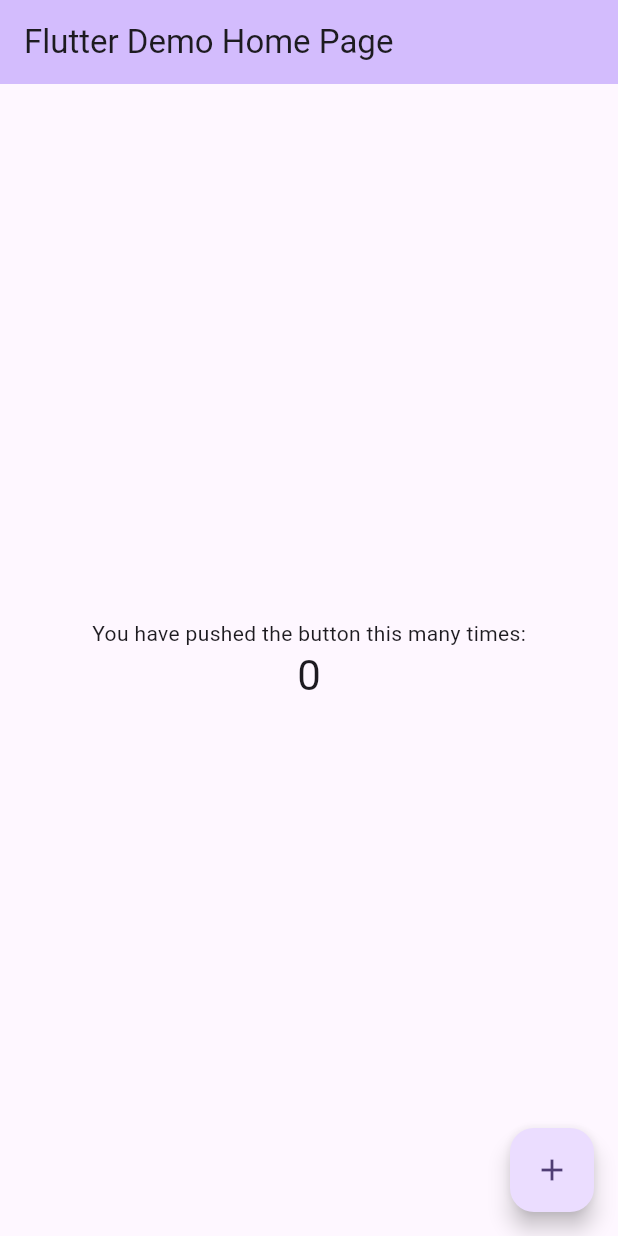
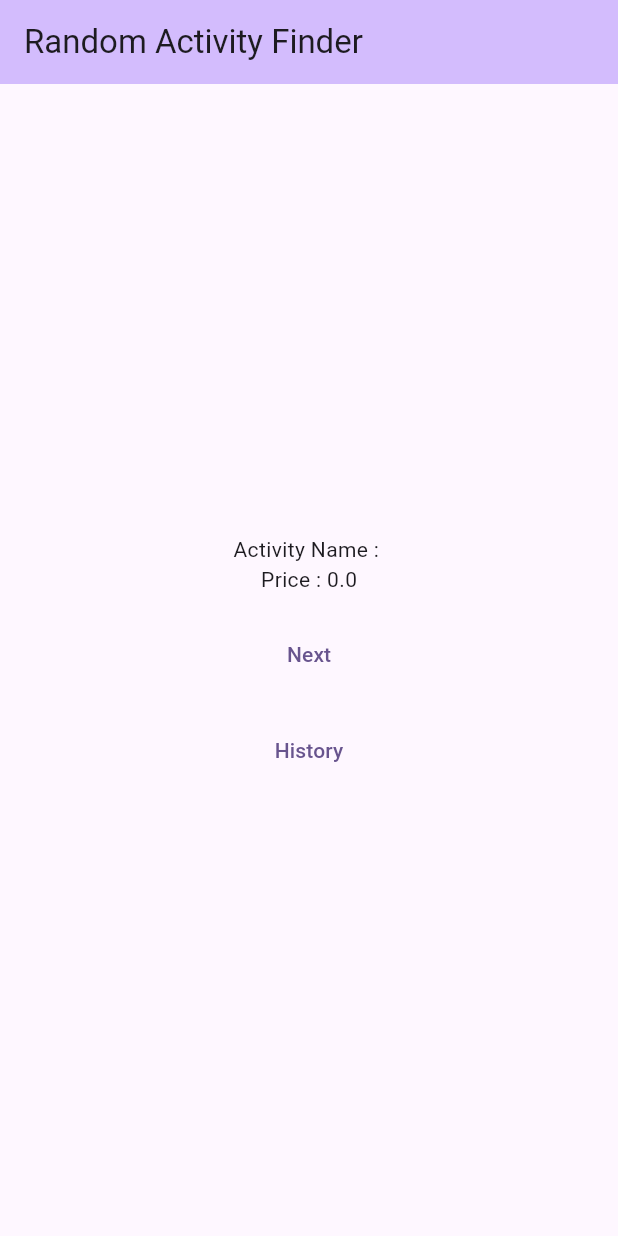
Before and after one commit to 2000YokeKei/flutter-assessment, a Flutter app: the screen it shows after launch, on a phone screen of 412 x 824 dp. Run offline on Flutter 3.47's test engine with Material 3 defaults, Android fonts, the phone set to English and light mode, and no system bars; our stand-ins replace flutter_bloc.

Commit message:
feat: add part 1 and 2 feature

```diff
--- /dev/null
+++ b/lib/Bloc/activity_cubit.dart
@@ -0,0 +1,38 @@
+import 'package:flutter_assesment/model/model.dart';
+import 'package:flutter_bloc/flutter_bloc.dart';
+
+class ActivityState {
+  final List<Activity> recentActivities;
+
+  ActivityState({this.recentActivities = const []});
+
+  ActivityState copyWith({List<Activity>? recentActivities}) {
+    return ActivityState(
+      recentActivities: recentActivities ?? this.recentActivities,
+    );
+  }
+}
+
+
+class ActivityCubit extends Cubit<ActivityState> {
+  ActivityCubit() : super(ActivityState());
+
+  void addActivity(Activity activity) {
+    final updatedActivities = List<Activity>.from(state.recentActivities);
+    updatedActivities.insert(0, activity);
+
+
+    if (updatedActivities.length > 50) {
+      updatedActivities.removeLast();
+    }
+
+    emit(state.copyWith(recentActivities: updatedActivities));
+    print('Added activity: ${activity.activity}, Total: ${updatedActivities.length}');
+  }
+
+  // Clear all activities
+  void clearActivities() {
+    emit(state.copyWith(recentActivities: []));
+    print('Cleared all activities');
+  }
+}
--- a/lib/main.dart
+++ b/lib/main.dart
@@ -1,125 +1,25 @@
 import 'package:flutter/material.dart';
+import 'package:flutter_assesment/Bloc/activity_cubit.dart';
+import 'package:flutter_assesment/view/home.dart';
+import 'package:flutter_bloc/flutter_bloc.dart';
 
 void main() {
-  runApp(const MyApp());
+  runApp(BlocProvider(
+    create: (_) => ActivityCubit(),
+    child: const MyApp()));
 }
 
 class MyApp extends StatelessWidget {
   const MyApp({super.key});
-
-  // This widget is the root of your application.
   @override
   Widget build(BuildContext context) {
     return MaterialApp(
       title: 'Flutter Demo',
       theme: ThemeData(
-        // This is the theme of your application.
-        //
-        // TRY THIS: Try running your application with "flutter run". You'll see
-        // the application has a purple toolbar. Then, without quitting the app,
-        // try changing the seedColor in the colorScheme below to Colors.green
-        // and then invoke "hot reload" (save your changes or press the "hot
-        // reload" button in a Flutter-supported IDE, or press "r" if you used
-        // the command line to start the app).
-        //
-        // Notice that the counter didn't reset back to zero; the application
-        // state is not lost during the reload. To reset the state, use hot
-        // restart instead.
-        //
-        // This works for code too, not just values: Most code changes can be
-        // tested with just a hot reload.
         colorScheme: ColorScheme.fromSeed(seedColor: Colors.deepPurple),
         useMaterial3: true,
       ),
-      home: const MyHomePage(title: 'Flutter Demo Home Page'),
+      home: const MyHomePage(title: 'Random Activity Finder'),
     );
   }
 }
-
-class MyHomePage extends StatefulWidget {
-  const MyHomePage({super.key, required this.title});
-
-  // This widget is the home page of your application. It is stateful, meaning
-  // that it has a State object (defined below) that contains fields that affect
-  // how it looks.
-
-  // This class is the configuration for the state. It holds the values (in this
-  // case the title) provided by the parent (in this case the App widget) and
-  // used by the build method of the State. Fields in a Widget subclass are
-  // always marked "final".
-
-  final String title;
-
-  @override
-  State<MyHomePage> createState() => _MyHomePageState();
-}
-
-class _MyHomePageState extends State<MyHomePage> {
-  int _counter = 0;
-
-  void _incrementCounter() {
-    setState(() {
-      // This call to setState tells the Flutter framework that something has
-      // changed in this State, which causes it to rerun the build method below
-      // so that the display can reflect the updated values. If we changed
-      // _counter without calling setState(), then the build method would not be
-      // called again, and so nothing would appear to happen.
-      _counter++;
-    });
-  }
-
-  @override
-  Widget build(BuildContext context) {
-    // This method is rerun every time setState is called, for instance as done
-    // by the _incrementCounter method above.
-    //
-    // The Flutter framework has been optimized to make rerunning build methods
-    // fast, so that you can just rebuild anything that needs updating rather
-    // than having to individually change instances of widgets.
-    return Scaffold(
-      appBar: AppBar(
-        // TRY THIS: Try changing the color here to a specific color (to
-        // Colors.amber, perhaps?) and trigger a hot reload to see the AppBar
-        // change color while the other colors stay the same.
-        backgroundColor: Theme.of(context).colorScheme.inversePrimary,
-        // Here we take the value from the MyHomePage object that was created by
-        // the App.build method, and use it to set our appbar title.
-        title: Text(widget.title),
-      ),
-      body: Center(
-        // Center is a layout widget. It takes a single child and positions it
-        // in the middle of the parent.
-        child: Column(
-          // Column is also a layout widget. It takes a list of children and
-          // arranges them vertically. By default, it sizes itself to fit its
-          // children horizontally, and tries to be as tall as its parent.
-          //
-          // Column has various properties to control how it sizes itself and
-          // how it positions its children. Here we use mainAxisAlignment to
-          // center the children vertically; the main axis here is the vertical
-          // axis because Columns are vertical (the cross axis would be
-          // horizontal).
-          //
-          // TRY THIS: Invoke "debug painting" (choose the "Toggle Debug Paint"
-          // action in the IDE, or press "p" in the console), to see the
-          // wireframe for each widget.
-          mainAxisAlignment: MainAxisAlignment.center,
-          children: <Widget>[
-            const Text(
-              'You have pushed the button this many times:',
-            ),
-            Text(
-              '$_counter',
-              style: Theme.of(context).textTheme.headlineMedium,
-            ),
-          ],
-        ),
-      ),
-      floatingActionButton: FloatingActionButton(
-        onPressed: _incrementCounter,
-        tooltip: 'Increment',
-        child: const Icon(Icons.add),
-      ), // This trailing comma makes auto-formatting nicer for build methods.
-    );
-  }
-}
--- /dev/null
+++ b/lib/model/model.dart
@@ -0,0 +1,44 @@
+class Activity {
+  String? activity;
+  String? type;
+  int? participants;
+  double? price;
+  String? link;
+  String? key;
+  double? accessibility;
+
+  Activity({
+    this.activity,
+    this.type,
+    this.participants,
+    this.price,
+    this.link,
+    this.key,
+    this.accessibility,
+  });
+
+  // From JSON
+  factory Activity.fromJson(Map<String, dynamic> json) {
+    return Activity(
+      activity: json['activity'],
+      type: json['type'],
+      participants: json['participants'],
+      price: (json['price'] as num).toDouble(), // Convert to double
+      link: json['link'],
+      key: json['key'],
+      accessibility: (json['accessibility'] as num).toDouble(), // Convert to double
+    );
+  }
+
+  Map<String, dynamic> toJson() {
+    return {
+      'activity': activity,
+      'type': type,
+      'participants': participants,
+      'price': price,
+      'link': link,
+      'key': key,
+      'accessibility': accessibility,
+    };
+  }
+}
--- /dev/null
+++ b/lib/service/api_activity.dart
@@ -0,0 +1,21 @@
+import 'dart:convert';
+import 'package:http/http.dart' as http;
+import '../model/model.dart';
+
+class ActivityService {
+ static const String baseUrl = 'https://bored.api.lewagon.com/api/activity/';
+
+  static Future<Activity> fetchActivity() async {
+    try {
+      final response = await http.get(Uri.parse(baseUrl));
+      if (response.statusCode == 200) {
+        var data = jsonDecode(response.body);
+        return Activity.fromJson(data);
+      } else {
+        throw Exception('Failed to load activity');
+      }
+    } catch (e) {
+      throw Exception('Error fetching activity: $e');
+    }
+  }
+}
--- /dev/null
+++ b/lib/view/history.dart
@@ -0,0 +1,39 @@
+import 'package:flutter/material.dart';
+import 'package:flutter_bloc/flutter_bloc.dart';
+import 'package:flutter_assesment/Bloc/activity_cubit.dart';
+
+class HistoryPage extends StatelessWidget {
+  const HistoryPage({super.key});
+
+  @override
+  Widget build(BuildContext context) {
+    return Scaffold(
+      appBar: AppBar(
+        backgroundColor: Theme.of(context).colorScheme.inversePrimary,
+        title: const Text('Activity History'),
+      ),
+      body: BlocBuilder<ActivityCubit, ActivityState>(
+        builder: (context, state) {
+          final activities = state.recentActivities;
+
+          if (activities.isEmpty) {
+            return Center(
+              child: Text('No activities in history yet.'),
+            );
+          }
+
+          return ListView.builder(
+            itemCount: activities.length,
+            itemBuilder: (context, index) {
+              final activity = activities[index];
+              return ListTile(
+                title: Text(activity.activity ?? 'No Activity Name'),
+                subtitle: Text('Price: \$${activity.price?.toStringAsFixed(2) ?? '0.00'}'),
+              );
+            },
+          );
+        },
+      ),
+    );
+  }
+}
--- /dev/null
+++ b/lib/view/home.dart
@@ -0,0 +1,92 @@
+import 'package:flutter/material.dart';
+import 'package:flutter_assesment/Bloc/activity_cubit.dart';
+import 'package:flutter_assesment/service/api_activity.dart';
+import 'package:flutter_assesment/model/model.dart';
+import 'package:flutter_assesment/view/history.dart';
+import 'package:flutter_bloc/flutter_bloc.dart';
+
+class MyHomePage extends StatefulWidget {
+  const MyHomePage({super.key, required this.title});
+
+  final String title;
+
+  @override
+  State<MyHomePage> createState() => _MyHomePageState();
+}
+
+class _MyHomePageState extends State<MyHomePage> {
+  bool _isLoading = false;
+  late String activityName = '';
+  late double activityPrice = 0;
+
+  Future<void> _fetchActivity() async {
+    setState(() {
+      _isLoading = true;
+    });
+    try {
+      Activity activity = await ActivityService.fetchActivity();
+      setState(() {
+        activityName = activity.activity ?? "No activity available";
+        activityPrice = activity.price ?? 0.0;
+        final activityCubit = context.read<ActivityCubit>();
+        activityCubit.addActivity(activity);
+        print('Number of activities in history: ${activityCubit.state.recentActivities.length}');
+      });
+    } catch (e) {
+      setState(() {
+        activityName = "Failed to load activity";
+        activityPrice = 0;
+      });
+    } finally {
+      setState(() {
+        _isLoading = false;
+      });
+    }
+  }
+
+  @override
+  Widget build(BuildContext context) {
+
+    return Scaffold(
+      appBar: AppBar(
+        backgroundColor: Theme.of(context).colorScheme.inversePrimary,
+        title: Text(widget.title),
+      ),
+      body: Center(
+        child: Column(
+          mainAxisAlignment: MainAxisAlignment.center,
+          children: [
+            _isLoading
+            ? CircularProgressIndicator()
+            : Column(
+              children: [
+                Text('Activity Name : $activityName'),
+                Text('Price : $activityPrice')
+              ],
+            ),
+            const SizedBox(height: 16),
+            TextButton(
+              onPressed: (){
+                _fetchActivity();
+              },
+              child: Text('Next')),
+              const SizedBox(height: 16),
+            TextButton(
+              onPressed: (){
+                 Navigator.push(
+                context,
+                MaterialPageRoute(
+                  builder: (context) => BlocProvider.value(
+                    value: BlocProvider.of<ActivityCubit>(context), // Use the existing CartCubit
+                    child: const HistoryPage(),
+                  ),
+                ),
+              );
+              },
+              child: Text('History')),
+          ],
+        ),
+      ),
+    );
+  }
+}
--- a/pubspec.yaml
+++ b/pubspec.yaml
@@ -34,6 +34,8 @@ dependencies:
   # The following adds the Cupertino Icons font to your application.
   # Use with the CupertinoIcons class for iOS style icons.
   cupertino_icons: ^1.0.8
+  http: ^1.3.0
+  flutter_bloc: ^9.0.0
 
 dev_dependencies:
   flutter_test:
```
Also changed, not shown: pubspec.lock, 1 other file.
